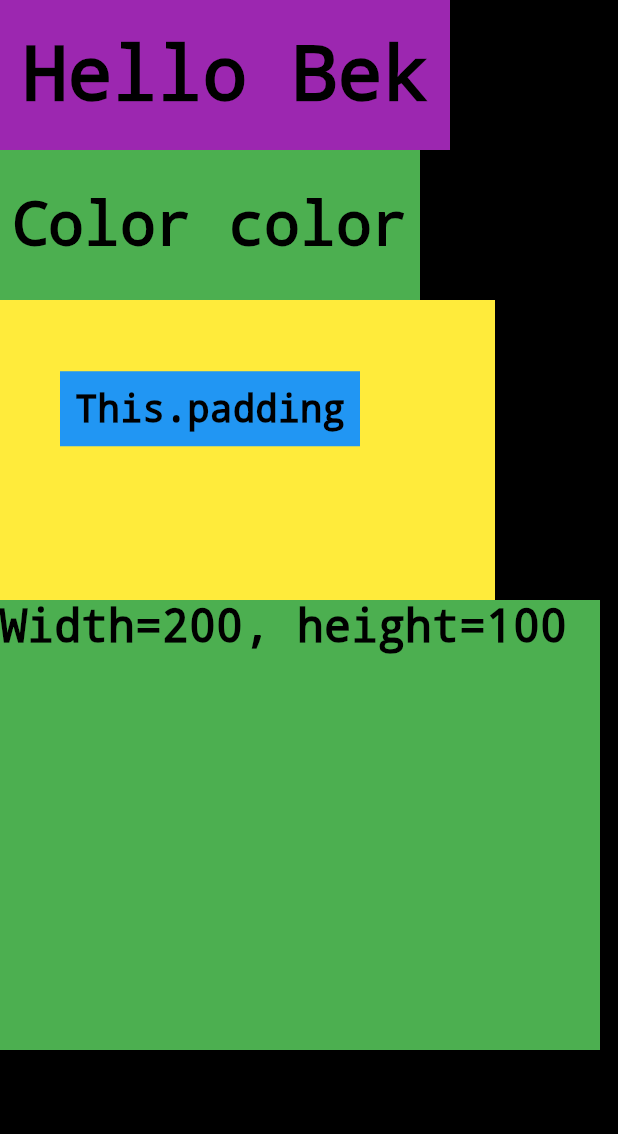
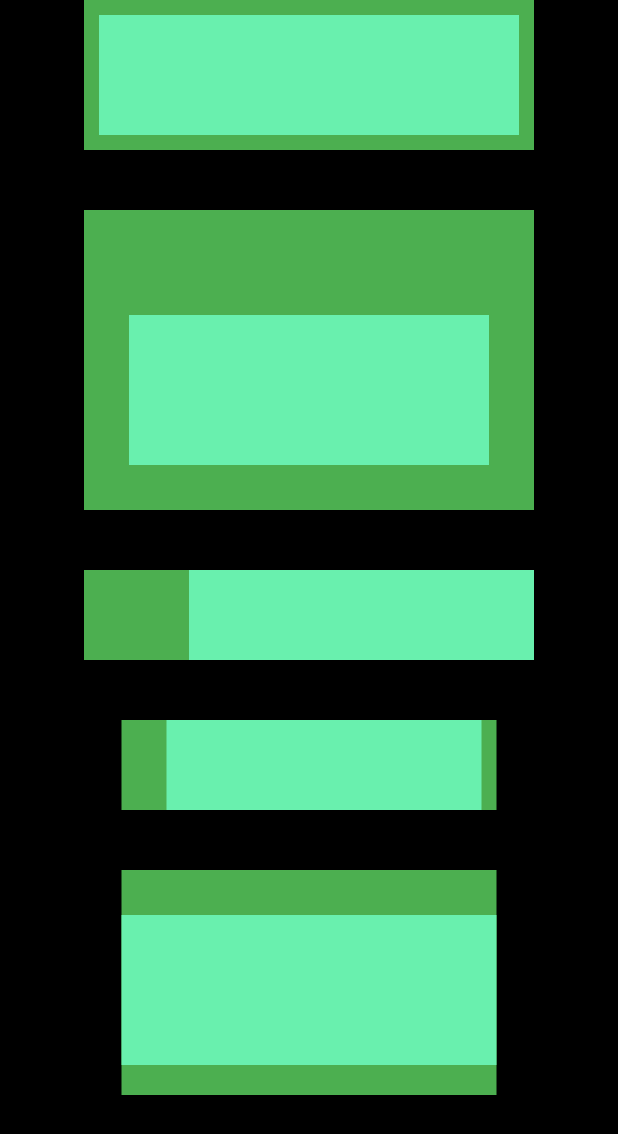
Before and after one commit to bek-n/home-works, a Flutter app: the screen it shows after launch, on a phone screen of 412 x 824 dp. Shown: the top 1134 px of the screen. Run offline on Flutter 3.47's test engine with Material 2 defaults, Android fonts, the phone set to English and light mode, and no system bars.

Commit message:
2 vazifa

```diff
--- /dev/null
+++ b/lib/9-November, margin,Shadow/2-vazifa.dart
@@ -0,0 +1,78 @@
+import 'package:flutter/material.dart';
+
+class Second extends StatelessWidget {
+  const Second({super.key});
+
+  @override
+  Widget build(BuildContext context) {
+    return MaterialApp(
+      home: Container(
+        color: Colors.black,
+        child: Column(
+          children: [
+            Container(
+              color: Colors.green,
+              height: 100,
+              width: 300,
+              padding: EdgeInsets.all(10),
+              margin: EdgeInsets.only(bottom: 40),
+              child: Container(
+                color: Colors.greenAccent,
+                height: 10,
+                width: 10,
+              ),
+            ),
+            Container(
+              color: Colors.green,
+              height: 200,
+              width: 300,
+              padding:
+                  EdgeInsets.only(bottom: 30, top: 70, right: 30, left: 30),
+              margin: EdgeInsets.only(bottom: 40),
+              child: Container(
+                color: Colors.greenAccent,
+                height: 10,
+                width: 10,
+              ),
+            ),
+            Container(
+              color: Colors.green,
+              height: 60,
+              width: 300,
+              padding: EdgeInsets.only(left: 70),
+              margin: EdgeInsets.only(bottom: 40),
+              child: Container(
+                color: Colors.greenAccent,
+                height: 10,
+                width: 10,
+              ),
+            ),
+            Container(
+              color: Colors.green,
+              height: 60,
+              width: 250,
+              padding: EdgeInsets.only(left: 30, right: 10),
+              margin: EdgeInsets.only(bottom: 40),
+              child: Container(
+                color: Colors.greenAccent,
+                height: 10,
+                width: 10,
+              ),
+            ),
+            Container(
+              color: Colors.green,
+              height: 150,
+              width: 250,
+              padding: EdgeInsets.only(top: 30, bottom: 20),
+              child: Container(
+                color: Colors.greenAccent,
+                height: 10,
+                width: 10,
+              ),
+            )
+          ],
+        ),
+      ),
+    );
+  }
+}
--- a/lib/main.dart
+++ b/lib/main.dart
@@ -1,7 +1,8 @@
 import 'package:flutter/material.dart';
 
 import '9-November, margin,Shadow/1-vazifa.dart';
+import '9-November, margin,Shadow/2-vazifa.dart';
 
 void main() {
-  runApp(const First());
+  runApp(const Second());
 }
```
